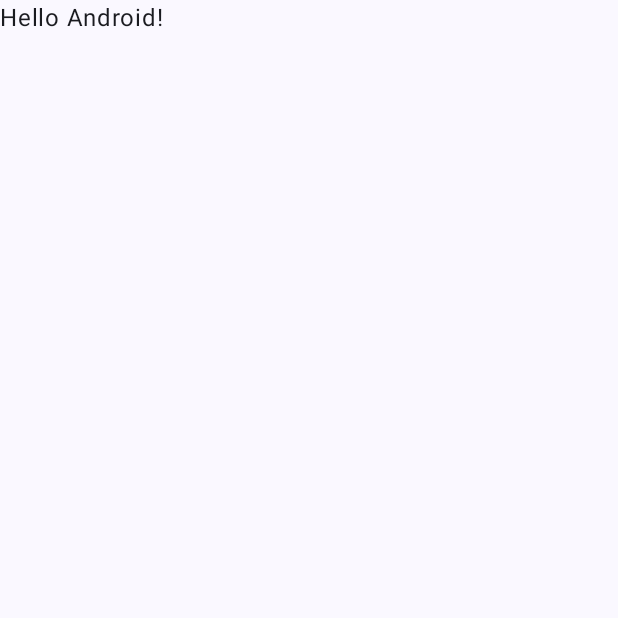
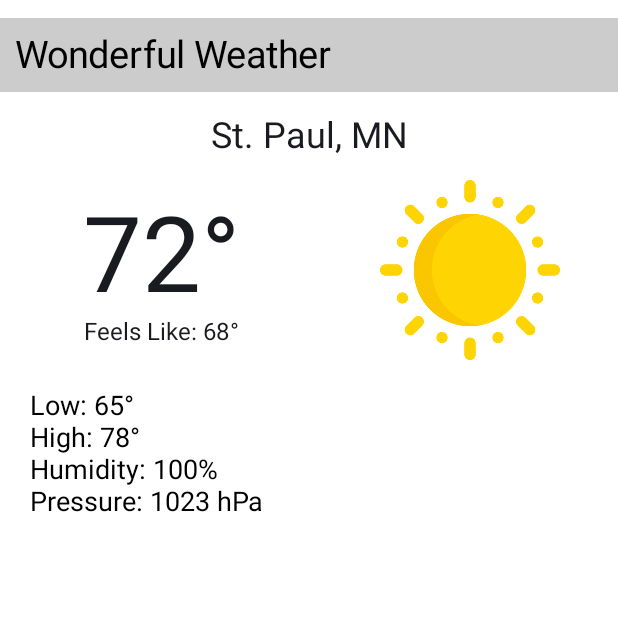
Before and after one commit to TrevorReedy/Whimsical_Weather, an Android app built with Jetpack Compose: the screen it shows after launch (MainActivity), on a phone screen of 412 x 824 dp, the top half of it. Before the commit the part shown is almost empty. Run offline under Robolectric (Android 15) with nearby library versions, the phone set to English and light mode, and no system bars.

Commit message:
initial commit

```diff
--- a/app/src/main/java/com/example/whimsicalweather/MainActivity.kt
+++ b/app/src/main/java/com/example/whimsicalweather/MainActivity.kt
@@ -4,26 +4,49 @@ import android.os.Bundle
 import androidx.activity.ComponentActivity
 import androidx.activity.compose.setContent
 import androidx.activity.enableEdgeToEdge
+import androidx.compose.foundation.Image
+import androidx.compose.foundation.background
+import androidx.compose.foundation.layout.Arrangement
+import androidx.compose.foundation.layout.Column
+import androidx.compose.foundation.layout.PaddingValues
+import androidx.compose.foundation.layout.Row
+import androidx.compose.foundation.layout.Spacer
+import androidx.compose.foundation.layout.fillMaxHeight
 import androidx.compose.foundation.layout.fillMaxSize
+import androidx.compose.foundation.layout.fillMaxWidth
+import androidx.compose.foundation.layout.height
 import androidx.compose.foundation.layout.padding
+import androidx.compose.foundation.layout.safeContentPadding
+import androidx.compose.foundation.layout.size
+import androidx.compose.foundation.layout.width
 import androidx.compose.material3.Scaffold
 import androidx.compose.material3.Text
 import androidx.compose.runtime.Composable
+import androidx.compose.ui.Alignment
 import androidx.compose.ui.Modifier
+import androidx.compose.ui.graphics.Color
+import androidx.compose.ui.res.painterResource
+import androidx.compose.ui.res.stringResource
+import androidx.compose.ui.text.TextStyle
+import androidx.compose.ui.text.style.TextAlign
 import androidx.compose.ui.tooling.preview.Preview
+import androidx.compose.ui.unit.dp
+import androidx.compose.ui.unit.sp
+import com.example.whimsicalweather.R
 import com.example.whimsicalweather.ui.theme.WhimsicalWeatherTheme
+
+
+
+
 
 class MainActivity : ComponentActivity() {
     override fun onCreate(savedInstanceState: Bundle?) {
         super.onCreate(savedInstanceState)
         enableEdgeToEdge()
         setContent {
-            WhimsicalWeatherTheme {
+            WhimsicalWeatherTheme {  // Remove the empty curly braces here
                 Scaffold(modifier = Modifier.fillMaxSize()) { innerPadding ->
-                    Greeting(
-                        name = "Android",
-                        modifier = Modifier.padding(innerPadding)
-                    )
+                    DefaultScreen(innerPadding = innerPadding)
                 }
             }
         }
@@ -31,17 +54,147 @@ class MainActivity : ComponentActivity() {
 }
 
 @Composable
-fun Greeting(name: String, modifier: Modifier = Modifier) {
-    Text(
-        text = "Hello $name!",
-        modifier = modifier
-    )
+fun DefaultScreen(innerPadding: PaddingValues) {
+    Column(
+        modifier = Modifier
+            .fillMaxSize()
+            .background(Color.White)
+            .padding(innerPadding) // Apply innerPadding here
+    ) {
+        Spacer(modifier = Modifier.height(12.dp))
+        HeaderRow()
+        DisplayWidget()
+
+    }
 }
 
-@Preview(showBackground = true)
 @Composable
-fun GreetingPreview() {
-    WhimsicalWeatherTheme {
-        Greeting("Android")
+fun HeaderRow(
+){
+    Row(
+        modifier = Modifier.fillMaxWidth()
+            .background(Color.LightGray)
+
+
+    ) {
+        Text(
+            text = stringResource(id = R.string.app_name),
+
+            modifier = Modifier.padding(10.dp),
+            color = Color.Black,
+            style = TextStyle(
+                fontSize = 25.sp
+
+            )
+        )
     }
 }
+
+
+@Composable
+fun DisplayWidget() {
+    Column(
+        modifier = Modifier
+            .fillMaxWidth() // Fills the entire width of the screen
+            .background(Color.White) // Optional: Set a background color
+    ) {
+        CityName()
+        Row(
+            modifier = Modifier.fillMaxWidth(),
+            horizontalArrangement = Arrangement.SpaceAround,
+            verticalAlignment = Alignment.CenterVertically
+        ) {
+            TempDisplay(
+            )
+            Image(
+                painter = painterResource(id = R.drawable.sun),
+                contentDescription = stringResource(id = R.string.weather_icon_desc),
+                modifier = Modifier.size(120.dp)
+            )
+        }
+        Row(){
+            WeatherDetails()
+
+        }
+    }
+}
+
+@Composable
+fun TempDisplay(){
+    Column(
+        modifier = Modifier
+            .height(100.dp)
+            .fillMaxWidth(0.33f),
+        verticalArrangement = Arrangement.Center, // Centers vertically
+        horizontalAlignment = Alignment.CenterHorizontally // Centers horizontally
+
+
+    ) {
+        Text(
+            text = stringResource(id = R.string.temp_value),
+            modifier = Modifier,
+            style = TextStyle(
+                fontSize = 70.sp
+
+            )
+        )
+        Text(
+            text = stringResource(id = R.string.feels_like),
+            modifier = Modifier,
+            style = TextStyle(
+                fontSize = 16.sp
+
+            )
+        )
+
+
+    }
+
+}
+@Composable
+fun CityName(){
+    Row(
+
+    ) { Text(
+        text = stringResource(id = R.string.city_name),
+        modifier = Modifier.fillMaxWidth().padding(15.dp),
+        style = TextStyle(
+            textAlign = TextAlign.Center, // Aligns text horizontally in the center
+            fontSize = 24.sp,
+
+
+
+
+            )
+    ) }
+}
+
+@Composable
+fun WeatherDetails() {
+    val weatherDetails = listOf(
+        stringResource(id = R.string.low_temp),
+        stringResource(id = R.string.high_temp),
+        stringResource(id = R.string.humidity),
+        stringResource(id = R.string.pressure)
+    )
+
+    Column(
+        modifier = Modifier
+            .background(Color.White)
+            .fillMaxWidth()
+            .padding(20.dp),
+        horizontalAlignment = Alignment.CenterHorizontally // Centers horizontally
+    ) {
+        weatherDetails.forEach { detail ->
+            Text(
+                text = detail,
+                modifier = Modifier.fillMaxWidth(),
+                style = TextStyle(
+
+                    fontSize = 18.sp,
+                    color = Color.Black
+                )
+            )
+        }
+    }
+}
--- a/app/src/main/res/values/strings.xml
+++ b/app/src/main/res/values/strings.xml
@@ -1,3 +1,21 @@
 <resources>
-    <string name="app_name">Whimsical Weather</string>
+    <string name="app_name">Wonderful Weather</string>
+    <string name="weather_icon_desc">Weather Icon</string>
+
+    <!-- Header -->
+    <string name="header_title">Wonderful Weather</string>
+
+    <!-- City Name -->
+    <string name="city_name">St. Paul, MN</string>
+
+    <!-- Temperature Display -->
+    <string name="temp_value">72°</string>
+    <string name="feels_like">Feels Like: 68°</string>
+
+    <!-- Weather Details -->
+    <string name="low_temp">Low: 65°</string>
+    <string name="high_temp">High: 78°</string>
+    <string name="humidity">Humidity: 100%</string>
+    <string name="pressure">Pressure: 1023 hPa</string>
+
 </resources>
```
Also changed, not shown: app/src/main/res/drawable/sun.png (added).
